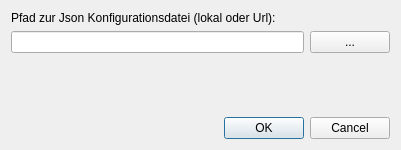
GeoWerkstatt/qgis-custom-news-feed, file custom_news_feed/news_feed_settings_dialog_base.ui: the form before one commit.
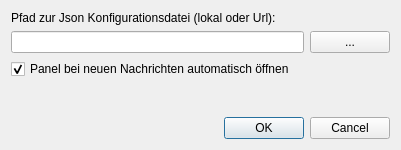
The form after the commit.

Commit message: Add new checkbox to settings

The edit to the form file:
```diff
--- a/custom_news_feed/news_feed_settings_dialog_base.ui
+++ b/custom_news_feed/news_feed_settings_dialog_base.ui
@@ -48,6 +48,25 @@
      </item>
     </layout>
    </item>
+   <item>
+    <widget class="QCheckBox" name="openPanelOnNewsCheckBox">
+     <property name="enabled">
+      <bool>true</bool>
+     </property>
+     <property name="text">
+      <string>Panel bei neuen Nachrichten automatisch öffnen</string>
+     </property>
+     <property name="checkable">
+      <bool>true</bool>
+     </property>
+     <property name="checked">
+      <bool>true</bool>
+     </property>
+     <property name="tristate">
+      <bool>false</bool>
+     </property>
+    </widget>
+   </item>
    <item>
     <spacer name="verticalSpacer">
      <property name="orientation">
```
The commit also changes 4 other files.
